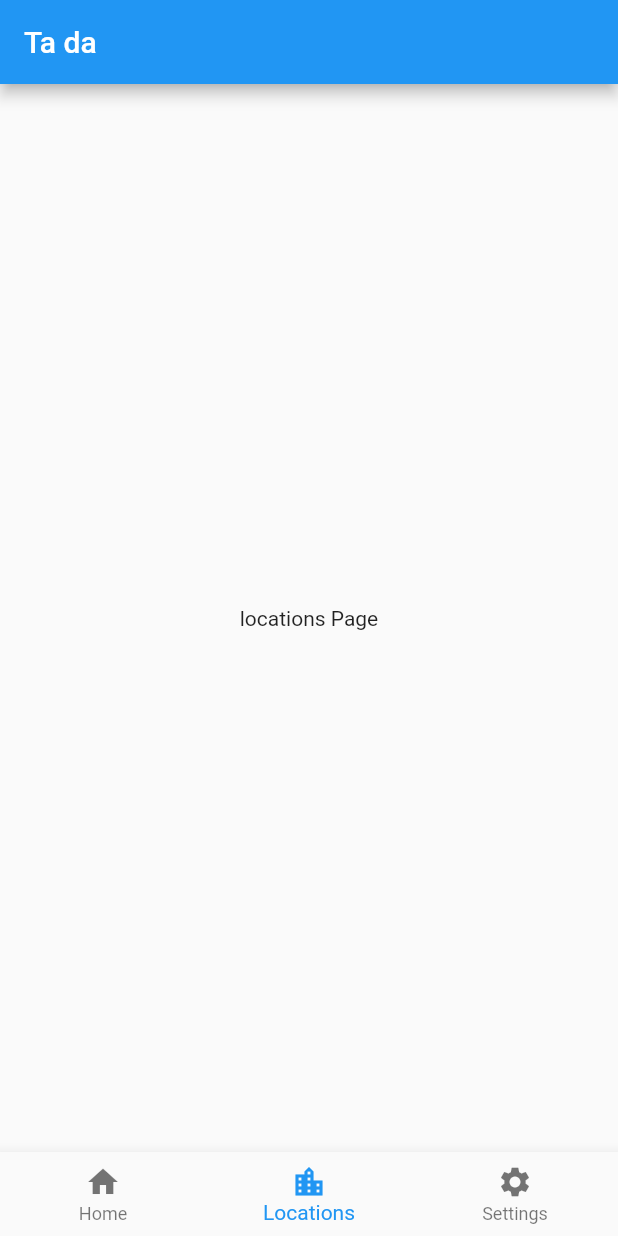
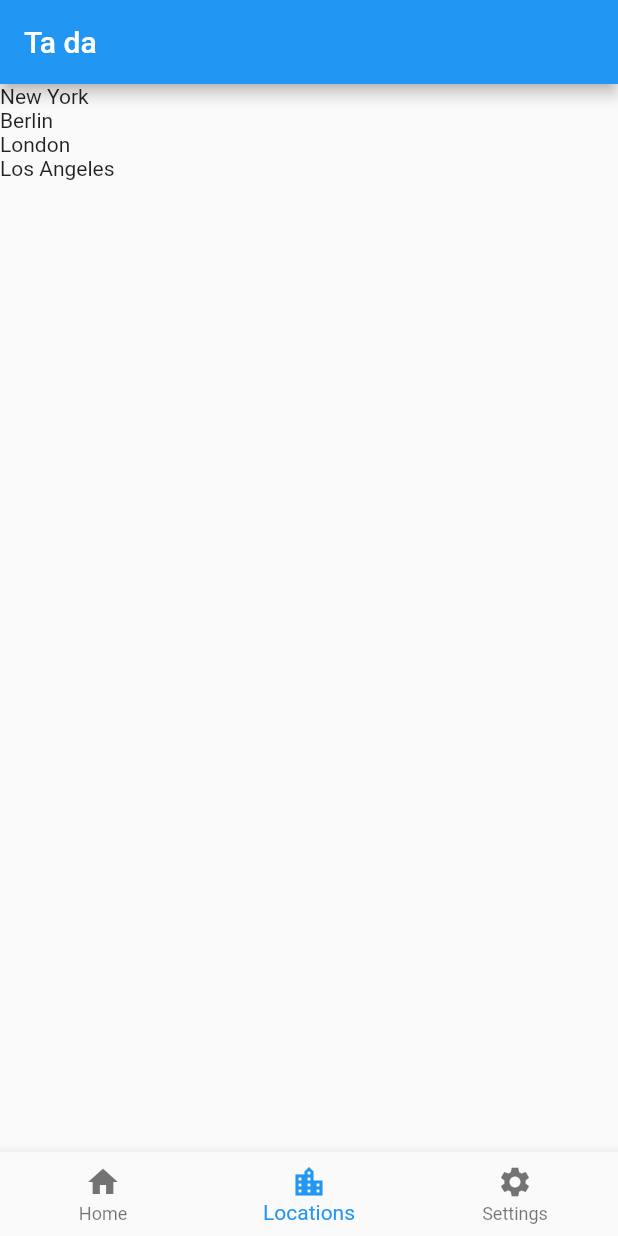
Before and after one commit to skota/weatherapp, a Flutter app: the screen it shows after launch, item 2 of the bottom bar chosen, on a phone screen of 412 x 824 dp. Run offline on Flutter 3.47's test engine with Material 2 defaults, Android fonts, the phone set to English and light mode, and no system bars.

Commit message:
add locations page

```diff
--- a/lib/pages/home.dart
+++ b/lib/pages/home.dart
@@ -85,9 +85,11 @@ Widget dataRow() {
         mainAxisAlignment: MainAxisAlignment.start,
         children: <Widget>[
           Expanded(
+            flex: 2,
             child: Text('Wednesday')
           ),
           Expanded(
+            flex: 2,
             child: Text('cloudy')
           ),
           Expanded(
--- a/lib/pages/locations.dart
+++ b/lib/pages/locations.dart
@@ -1,5 +1,21 @@
 import 'package:flutter/material.dart';
 
+final locationsList = [
+    "New York",
+    "Berlin",
+    "London",
+    "Los Angeles"
+];
+
+
 Widget locationsPage() {
-  return Text('locations Page');
+  return Center(
+    child:
+       ListView.builder(
+        itemCount: 4,
+        itemBuilder: (BuildContext context, int index) {
+          return Text(locationsList[index]);
+        },
+      ),
+    );
 }
```
